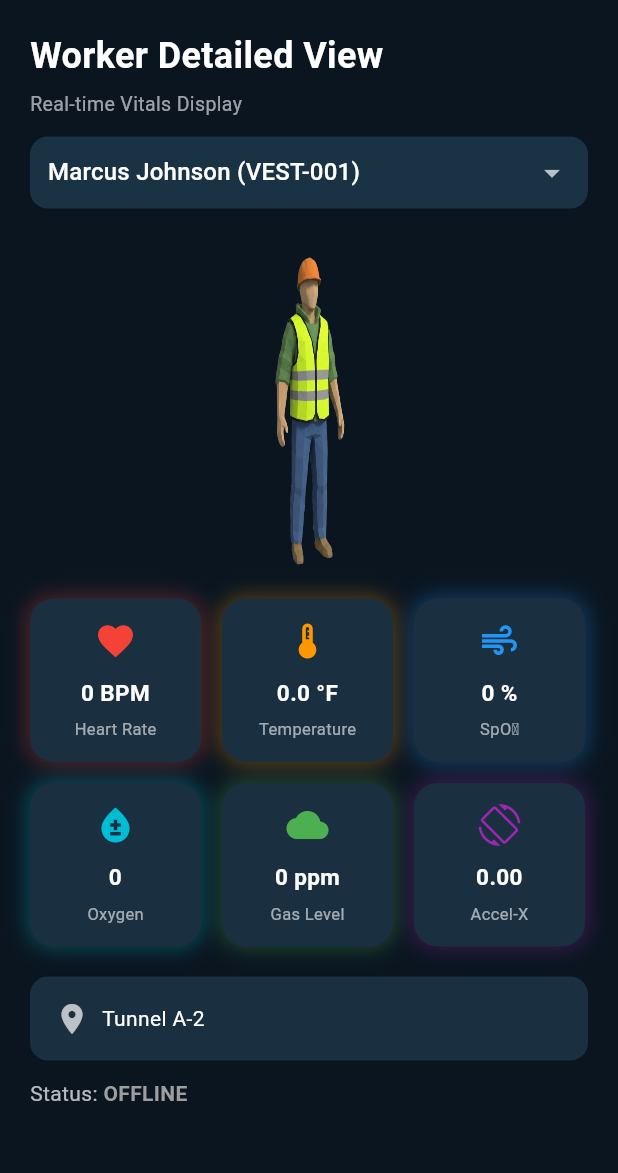
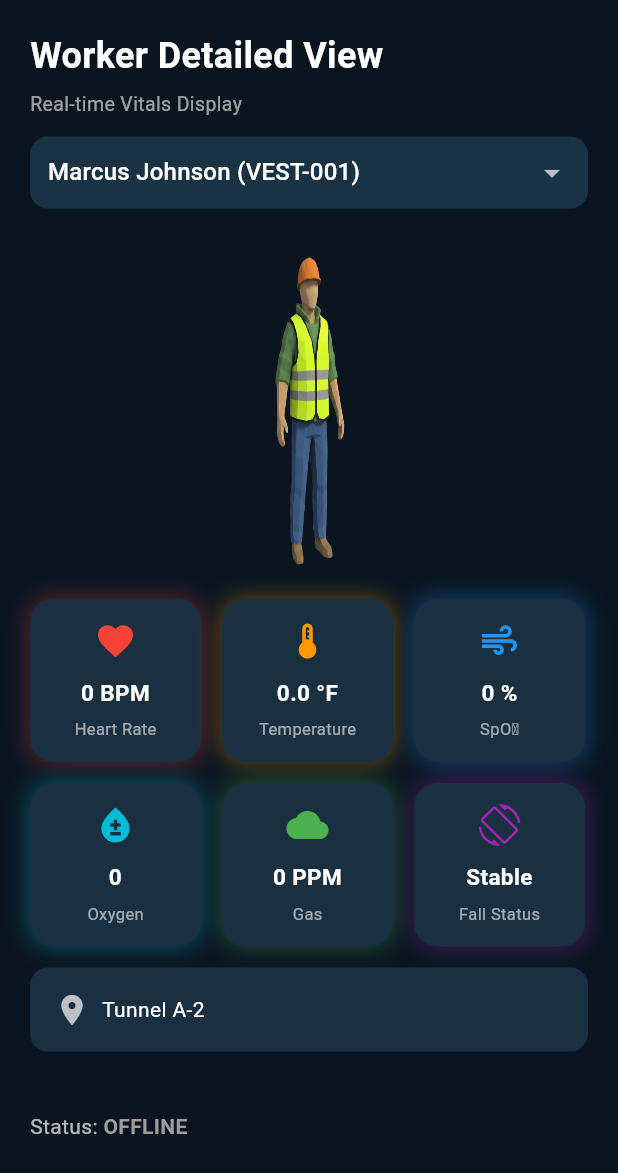
Before and after one commit to RiziaPrabin/Evok, a Flutter app: the AnalyticsDashboardContent widget shown alone on an empty page, opened directly, on a phone screen of 412 x 824 dp. Shown: the top 1173 px of the screen. Run offline on Flutter 3.47's test engine with Material 3 defaults, Android fonts, the phone set to English and light mode, and no system bars; our stand-ins replace audioplayers, firebase_core, firebase_database, flutter_local_notifications, flutter_map, geocoding and 3 more; missing offline and left inert: flutter_sound; accounts and stored records are empty.

Commit message:
Fall detection added

```diff
--- a/lib/main.dart
+++ b/lib/main.dart
@@ -17,7 +17,9 @@ import 'live_mine_map.dart';
 import 'package:firebase_database/firebase_database.dart';
 import 'package:firebase_core/firebase_core.dart';
 import 'live_tracking_page.dart';
+import 'package:flutter_local_notifications/flutter_local_notifications.dart';
 import 'dart:math' as math;
+import 'alert_sound_service.dart';
 
 void main() async {
   WidgetsFlutterBinding.ensureInitialized();
@@ -1495,7 +1497,7 @@ class _CommunicationHubContentState extends State<CommunicationHubContent> {
   String _currentAddress = "";
 
   // Language selection
-  String selectedLangName = "Hindi";
+  /*String selectedLangName = "Hindi";
   String selectedLangCode = "hi";
 
   // Available languages
@@ -1505,7 +1507,7 @@ class _CommunicationHubContentState extends State<CommunicationHubContent> {
     "Tamil": "ta",
     "Malayalam": "ml",
     "Telugu": "te",
-  };
+  };*/
 
   // Predefined commands with emojis
   final List<Map<String, dynamic>> commands = [
@@ -1612,11 +1614,11 @@ class _CommunicationHubContentState extends State<CommunicationHubContent> {
     try {
       await _audioCommandRef.set({
         'command': command,
-        'language': selectedLangCode,
+        // 'language': selectedLangCode,
         'timestamp': DateTime.now().toIso8601String(),
       });
 
-      _showSnackBar('Command "$displayText" sent in $selectedLangName');
+      // _showSnackBar('Command "$displayText" sent in $selectedLangName');
 
       // Show confirmation dialog
       _showCommandConfirmation(displayText, command);
@@ -1676,11 +1678,11 @@ class _CommunicationHubContentState extends State<CommunicationHubContent> {
                       ),
                     ),
                     SizedBox(height: 4),
-                    Text(
+                    /*Text(
                       'Language: $selectedLangName',
                       style: TextStyle(color: Colors.white70, fontSize: 12),
                     ),
-                    SizedBox(height: 4),
+                    SizedBox(height: 4),*/
                     Text(
                       'Command: $command',
                       style: TextStyle(color: Colors.white54, fontSize: 11),
@@ -1711,7 +1713,7 @@ class _CommunicationHubContentState extends State<CommunicationHubContent> {
       }
     });
   }
-
+/*
   void _showLanguageSelector() {
     showModalBottomSheet(
       context: context,
@@ -1770,7 +1772,7 @@ class _CommunicationHubContentState extends State<CommunicationHubContent> {
         );
       },
     );
-  }
+  }*/
 
   void _showSnackBar(String message) {
     ScaffoldMessenger.of(context).showSnackBar(
@@ -2623,7 +2625,7 @@ class _CommunicationHubContentState extends State<CommunicationHubContent> {
         crossAxisAlignment: CrossAxisAlignment.start,
         children: [
           // Language Selector
-          const Text(
+          /* const Text(
             'Audio Command Language',
             style: TextStyle(
               fontSize: 18,
@@ -2675,11 +2677,11 @@ class _CommunicationHubContentState extends State<CommunicationHubContent> {
               ),
             ),
           ),
-          const SizedBox(height: 24),
+          const SizedBox(height: 24),*/
 
           // Predefined Commands
           const Text(
-            'Predefined Audio Commands',
+            'Audio Commands',
             style: TextStyle(
               fontSize: 18,
               fontWeight: FontWeight.bold,
@@ -3072,6 +3074,8 @@ class _CommunicationHubContentState extends State<CommunicationHubContent> {
 }
 // ==================== 5. ANALYTICS DASHBOARD CONTENT ====================
 // ==================== 5. ANALYTICS DASHBOARD CONTENT ====================
+// ==================== 5. ANALYTICS DASHBOARD CONTENT ====================
+// ==================== 5. ANALYTICS DASHBOARD CONTENT ====================
 
 /// ===== ANIMATED VITAL CARD =====
 class AnalyticsDashboardContent extends StatefulWidget {
@@ -3086,15 +3090,125 @@ class _AnalyticsDashboardContentState extends State<AnalyticsDashboardContent>
     with SingleTickerProviderStateMixin {
   String? selectedVestId; // Keep this as nullable
   late AnimationController _rotationController;
-  bool _isInitialized = false; // ✅ Add this flag
+  bool _isInitialized = false;
+  bool _wasFallDetected = false; // ✅ Add this flag
+
+  Worker? selectedWorker; // 🔹 Add this line to fix the getter/setter errors
+
+  final FlutterLocalNotificationsPlugin flutterLocalNotificationsPlugin =
+      FlutterLocalNotificationsPlugin();
+  // 1. Logic to convert AccelX number into "Stable" or "FALL!"
+  String _getFallStatus(double x, double y, double z) {
+    if (x.isNaN || y.isNaN || z.isNaN || (x == 0 && y == 0 && z == 0))
+      return "Stable";
+
+    // Calculate total resultant acceleration
+    double magnitude = math.sqrt(x * x + y * y + z * z);
+
+    // Threshold matching your friend's Arduino '2.5G' logic
+    // If your sensor gives m/s², use 25.0. If it gives Gs, use 2.5.
+    if (magnitude > 25.0 || magnitude < 2.0) {
+      return "FALL DETECTED!";
+    }
+    return "Stable";
+  }
+
+  // 2. Updated: Accepts 3 arguments (X, Y, Z)
+  Color _getFallColor(double x, double y, double z) {
+    if (x.isNaN || y.isNaN || z.isNaN || (x == 0 && y == 0 && z == 0))
+      return Colors.purple;
+
+    double magnitude = math.sqrt(x * x + y * y + z * z);
+
+    if (magnitude > 25.0 || magnitude < 2.0) {
+      return Colors.red; // Alert color
+    }
+    return Colors.purple; // Normal color
+  }
 
   @override
   void initState() {
     super.initState();
+    _initializeNotifications();
 
     _rotationController =
         AnimationController(vsync: this, duration: const Duration(seconds: 12))
           ..repeat();
+
+    DatabaseReference workerRef =
+        FirebaseDatabase.instance.ref("EVOK_System/Live_Data/Worker");
+    workerRef.onValue.listen((DatabaseEvent event) {
+      final data = event.snapshot.value as Map<dynamic, dynamic>?;
+
+      if (data != null) {
+        setState(() {
+          // 1. Get current status from Arduino Server
+          int currentPanic = data['Panic'] ?? 0;
+
+          // 2. Fetch 3D Accel values to calculate fall locally
+          // Note: Check if your friend is using 'Accel' or 'accel' in Firebase
+          double x = (data['Accel']?['X'] ?? 0.0).toDouble();
+          double y = (data['Accel']?['Y'] ?? 0.0).toDouble();
+          double z = (data['Accel']?['Z'] ?? 0.0).toDouble();
+
+          double magnitude = math.sqrt(x * x + y * y + z * z);
+
+          // 3. Logic: If Server flags Panic OR local math detects high impact
+          bool isFalling =
+              (currentPanic == 1) || (magnitude > 25.0 || magnitude < 2.0);
+
+          // 4. Trigger the Sound/Notification ONLY once per event
+          if (isFalling && !_wasFallDetected) {
+            _showFallNotification();
+            _wasFallDetected = true;
+          } else if (!isFalling) {
+            _wasFallDetected = false; // Reset so it can trigger again later
+          }
+
+          // 5. Update your selectedWorker so the UI Gauges move
+          if (selectedWorker != null) {
+            selectedWorker = selectedWorker!.copyWith(
+              heartRate: data['HeartRate'] ?? 0,
+              spo2: data['SpO2'] ?? 0,
+              temperature: (data['BodyTemp'] ?? 0.0).toDouble(),
+              accelX: x,
+              accelY: y,
+              accelZ: z,
+              panic: currentPanic,
+            );
+          }
+        });
+      }
+    });
+  }
+
+  void _initializeNotifications() async {
+    const AndroidInitializationSettings initializationSettingsAndroid =
+        AndroidInitializationSettings('@mipmap/ic_launcher');
+    const InitializationSettings initializationSettings =
+        InitializationSettings(android: initializationSettingsAndroid);
+    await flutterLocalNotificationsPlugin.initialize(initializationSettings);
+  }
+
+  Future<void> _showFallNotification() async {
+    const AndroidNotificationDetails androidPlatformChannelSpecifics =
+        AndroidNotificationDetails(
+      'fall_alert_channel', // ID
+      'Fall Alerts', // Name
+      importance: Importance.max,
+      priority: Priority.high,
+      playSound: true, // 🔥 Enables Sound
+      enableVibration: true,
+    );
+    const NotificationDetails platformChannelSpecifics =
+        NotificationDetails(android: androidPlatformChannelSpecifics);
+
+    await flutterLocalNotificationsPlugin.show(
+      0,
+      '⚠️ FALL DETECTED!',
+      'A worker has fallen. Immediate action required.',
+      platformChannelSpecifics,
+    );
   }
 
   @override
@@ -3116,7 +3230,6 @@ class _AnalyticsDashboardContentState extends State<AnalyticsDashboardContent>
           );
         }
 
-        // ✅ FIX: Initialize selectedVestId on first build
         if (!_isInitialized && workers.isNotEmpty) {
           selectedVestId = workers.first.vestId;
           _isInitialized = true;
@@ -3236,21 +3349,21 @@ class _AnalyticsDashboardContentState extends State<AnalyticsDashboardContent>
                         "${selectedWorker.oxygenRate}", "Oxygen", Colors.cyan),
                     _animatedVitalCard(
                       Icons.cloud,
-                        "${selectedWorker.gasRate} ppm",
-                        "Gas Level",
-                        Colors.green),
+                      "${selectedWorker.gasRate} PPM", // Unit updated to uppercase PPM
+                      "Gas",
+                      selectedWorker.gasRate > 400
+                          ? Colors.orange
+                          : Colors.green, // Dynamic color
+                    ),
+
                     _animatedVitalCard(
                       Icons.screen_rotation,
-                        (selectedWorker.accelX.isNaN
-                                ? 0.0
-                                : selectedWorker.accelX)
-                            .toStringAsFixed(2),
-                        "Accel-X",
-                        Colors.purple),
-                  ],
-                ),
-
-                const SizedBox(height: 20),
+                      _getFallStatus(selectedWorker.accelX,
+                          selectedWorker.accelY, selectedWorker.accelZ),
+                      "Fall Status",
+                      _getFallColor(selectedWorker.accelX,
+                          selectedWorker.accelY, selectedWorker.accelZ),
+                    ),
 
                     /// LOCATION
                     Container(
@@ -3288,6 +3401,8 @@ class _AnalyticsDashboardContentState extends State<AnalyticsDashboardContent>
                           style: TextStyle(
                               fontWeight: FontWeight.bold,
                               color: selectedWorker.statusColor),
+                        ),
+                      ],
                     ),
                   ],
                 ),
--- a/lib/worker_model.dart
+++ b/lib/worker_model.dart
@@ -19,8 +19,11 @@ class Worker {
   final double longitude;
   final DateTime? lastUpdated;
   final int gasRate;
+  final int oxygenRate;
   final double accelX;
-  final int oxygenRate;
+  final double accelY; // Added for 3D fall detection
+  final double accelZ; // Added for 3D fall detection
+  final int panic;
   Worker({
     required this.name,
     required this.id,
@@ -39,6 +42,9 @@ class Worker {
     this.lastUpdated,
     this.gasRate = 0,
     this.accelX = 0.0,
+    this.accelY = 0.0,
+    this.accelZ = 0.0,
+    this.panic = 0,
     this.oxygenRate = 0,
   });
 
@@ -53,6 +59,9 @@ class Worker {
     Color? statusColor,
     int? gasRate,
     double? accelX,
+    double? accelY,
+    double? accelZ,
+    int? panic,
     int? oxygenRate,
   }) {
     return Worker(
@@ -73,6 +82,9 @@ class Worker {
       statusColor: statusColor ?? this.statusColor,
       gasRate: gasRate ?? this.gasRate,
       accelX: accelX ?? this.accelX,
+      accelY: accelY ?? this.accelY,
+      accelZ: accelZ ?? this.accelZ,
+      panic: panic ?? this.panic,
       oxygenRate: oxygenRate ?? this.oxygenRate,
     );
   }
--- a/pubspec.yaml
+++ b/pubspec.yaml
@@ -47,6 +47,7 @@ dependencies:
   flutter_map: ^8.2.2
   latlong2: ^0.9.1
   audioplayers: ^5.2.1
+  flutter_local_notifications: ^17.0.0
 dev_dependencies:
   flutter_test:
     sdk: flutter
```
Also changed, not shown: lib/worker_provider.dart (+28 -5 lines), pubspec.lock, 4 other files. Lines whose indentation alone changed are shown as unchanged.
